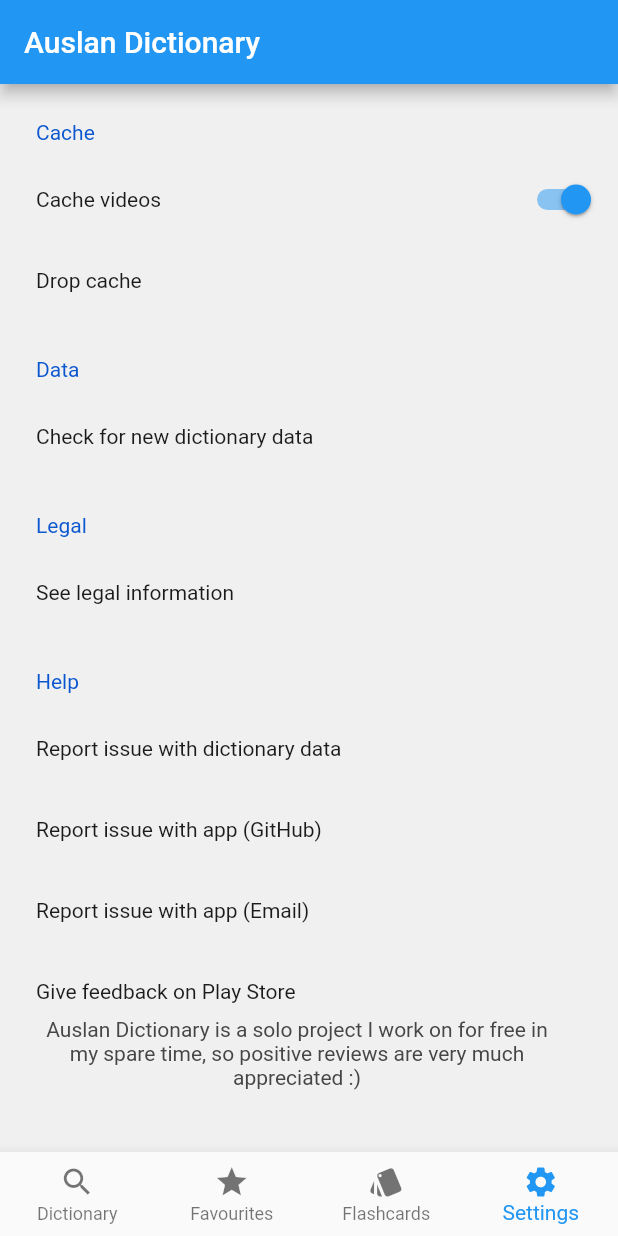
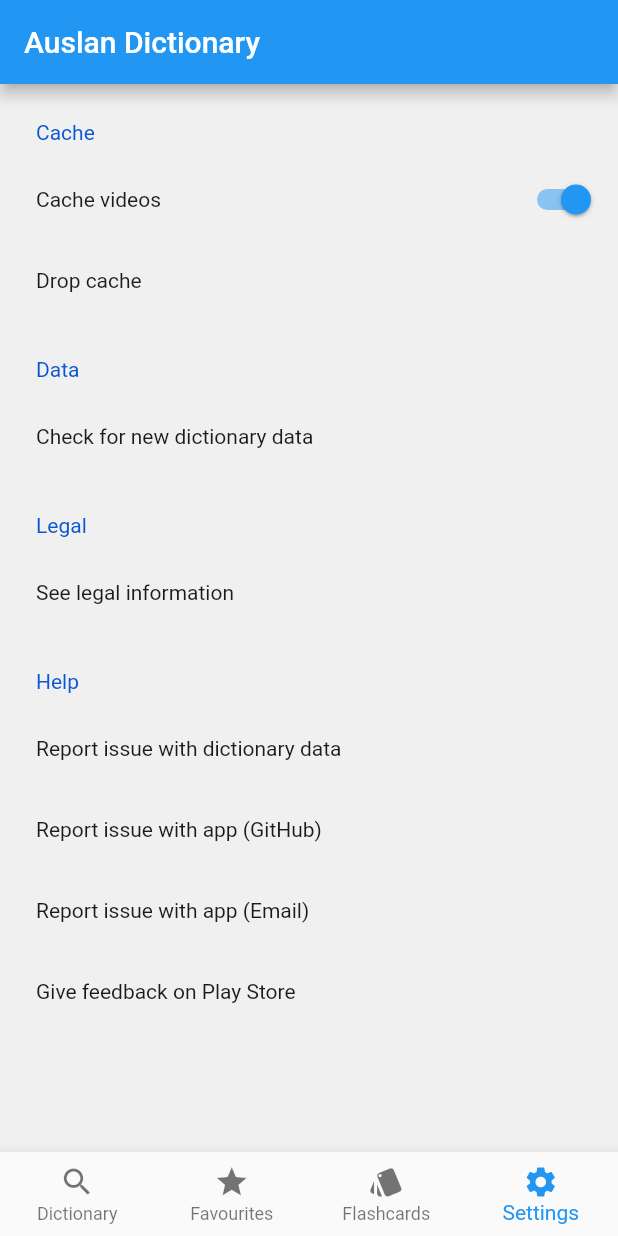
Before and after one commit to banool/auslan_dictionary, a Flutter app: the screen it shows after launch, item 4 of the bottom bar chosen, after a tap on "Report issue with app (Email)", on a phone screen of 412 x 824 dp. Run offline on Flutter 3.47's test engine with Material 2 defaults, Android fonts, the phone set to English and light mode, and no system bars; drawn by our look-alikes of settings_ui; our stand-ins replace carousel_slider, dots_indicator, flutter_cache_manager, shared_preferences, video_player; missing offline and left inert: edit_distance, launch_review, mailto; network calls fail; project files that could hold a hidden picture were left out.

Commit message:
Fix mailto, remove solo dev context in settings page

```diff
--- a/lib/settings_page.dart
+++ b/lib/settings_page.dart
@@ -3,6 +3,7 @@ import 'dart:io' show Platform;
 import 'package:flutter/material.dart';
 import 'package:flutter_cache_manager/flutter_cache_manager.dart';
 import 'package:launch_review/launch_review.dart';
+import 'package:mailto/mailto.dart';
 import 'package:settings_ui/settings_ui.dart';
 import 'package:shared_preferences/shared_preferences.dart';
 import 'package:url_launcher/url_launcher.dart';
@@ -166,15 +167,12 @@ class SettingsPageState extends State<SettingsPage> {
                     ),
                     trailing: Container(),
                     onPressed: (BuildContext context) async {
-                      final Uri params = Uri(
-                          scheme: 'mailto',
-                          path: 'danielporteous1@gmail.com',
-                          queryParameters: {
-                            'subject': 'Issue with Auslan Dictionary',
-                            'body':
-                                'Describe the issue, tell me what device you are using, etc. Thanks!'
-                          });
-                      String url = params.toString();
+                      var mailto = Mailto(
+                          to: ['danielporteous1@gmail.com'],
+                          subject: 'Issue with Auslan Dictionary',
+                          body:
+                              'Please tell me what device you are using and describe the issue in detail. Thanks!');
+                      String url = "$mailto";
                       if (await canLaunch(url)) {
                         await launch(url);
                       } else {
@@ -189,13 +187,6 @@ class SettingsPageState extends State<SettingsPage> {
                       await LaunchReview.launch(
                           iOSAppId: "1531368368", writeReview: true);
                     },
-                    description: Container(
-                        margin: EdgeInsets.only(top: 5),
-                        child: Text(
-                          "Auslan Dictionary is a solo project I work on for free in my spare time, so positive reviews are very much appreciated :)",
-                          style: TextStyle(fontSize: 14),
-                          textAlign: TextAlign.center,
-                        )),
                   ),
                 ],
                 margin: margin),
--- a/pubspec.yaml
+++ b/pubspec.yaml
@@ -15,7 +15,7 @@ publish_to: 'none' # Remove this line if you wish to publish to pub.dev
 # In iOS, build-name is used as CFBundleShortVersionString while build-number used as CFBundleVersion.
 # Read more about iOS versioning at
 # https://developer.apple.com/library/archive/documentation/General/Reference/InfoPlistKeyReference/Articles/CoreFoundationKeys.html
-version: 1.6.5+452
+version: 1.6.6+453
 
 environment:
   sdk: '>=2.12.0 <3.0.0'
@@ -35,6 +35,7 @@ dependencies:
   collection:
   settings_ui:
   launch_review:
+  mailto:
   # The following adds the Cupertino Icons font to your application.
   # Use with the CupertinoIcons class for iOS style icons.
   cupertino_icons:
```
Also changed, not shown: pubspec.lock.
